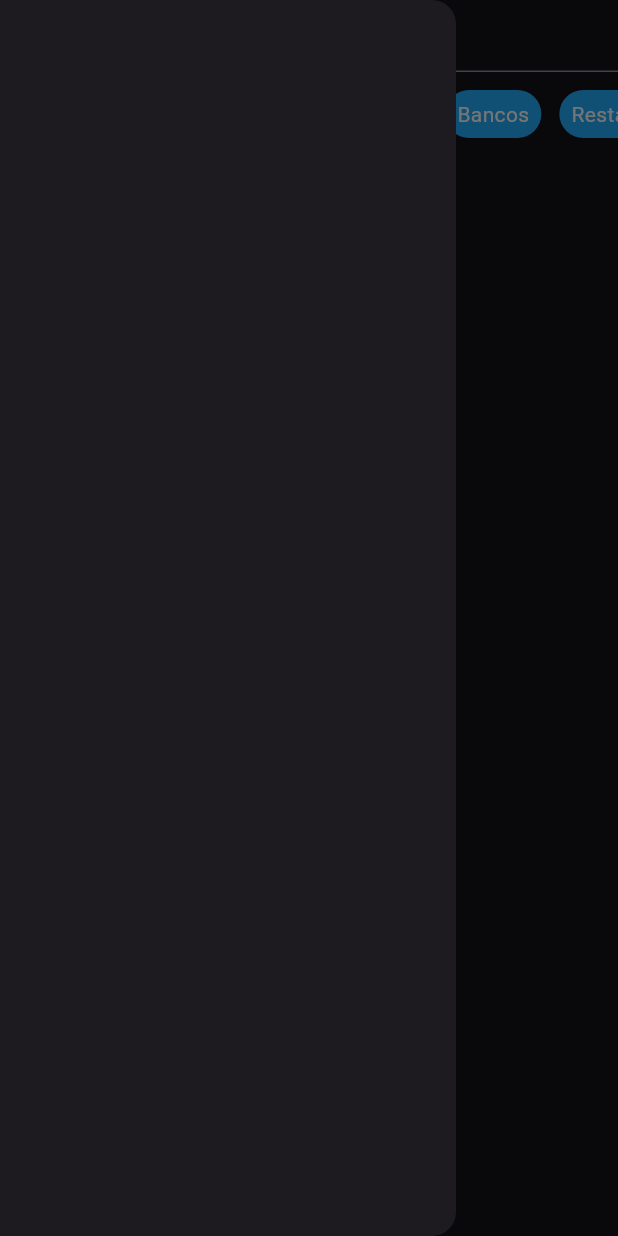
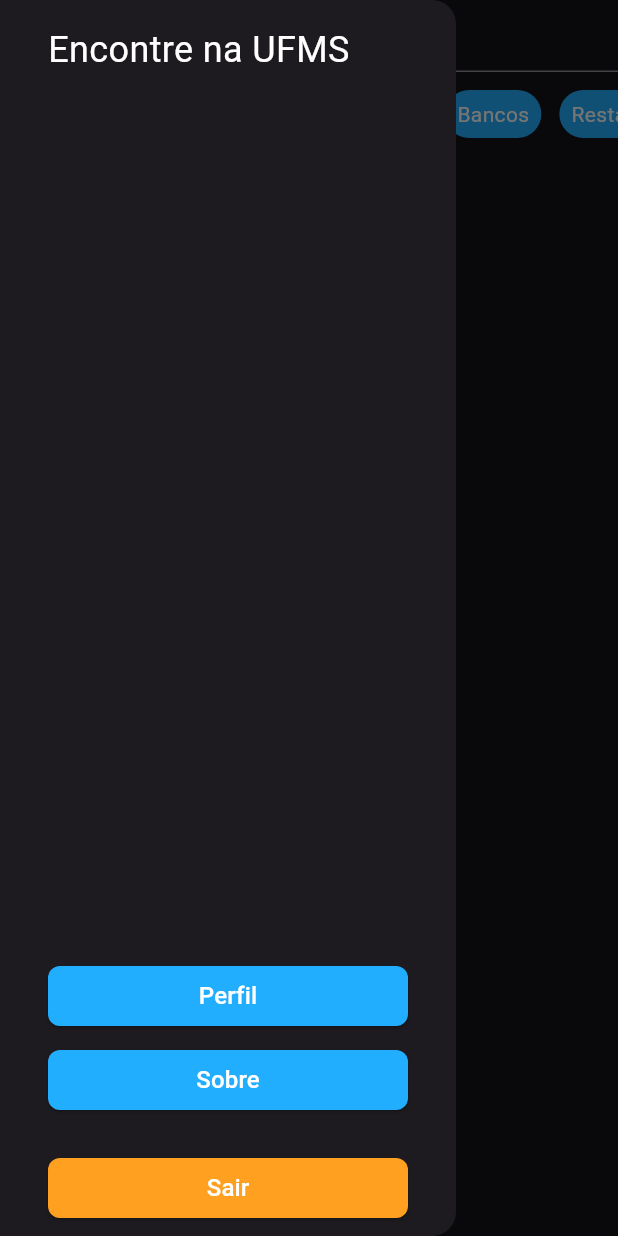
Before and after one commit to FilipePires17/Encontre-na-UFMS-front, a Flutter app: the screen it shows after launch, with the side drawer open, on a phone screen of 412 x 824 dp. Run offline on Flutter 3.47's test engine with Material 3 defaults, Android fonts, the phone set to English and light mode, and no system bars; our stand-ins replace bloc, dio, equatable, flutter_bloc, fpdart, get_it and 2 more; accounts and stored records are empty.

Commit message:
feat: tela de Sobre

```diff
--- a/lib/src/config/routing/app_router.dart
+++ b/lib/src/config/routing/app_router.dart
@@ -3,6 +3,7 @@
 
 import '../../core/constants/keys/route_names.dart';
 import '../../core/services/injection_container.dart';
+import '../../features/about/presentation/about_screen.dart';
 import '../../features/location/presentation/screens/location_screen.dart';
 import '../../features/location_listing/presentation/bloc/location_listing_bloc.dart';
 import '../../features/location_listing/presentation/cubit/location_categories_cubit.dart';
@@ -34,6 +35,8 @@
         );
       case RouteNames.location:
         return MaterialPageRoute(builder: (_) => const LocationScreen());
+      case RouteNames.about:
+        return MaterialPageRoute(builder: (_) => const AboutScreen());
       default:
         return MaterialPageRoute(
           builder: (_) => MultiBlocProvider(
--- /dev/null
+++ b/lib/src/core/common_widgets/custom_submit_button.dart
@@ -0,0 +1,72 @@
+import 'package:flutter/material.dart';
+
+import '../constants/sizes/app_sizes.dart';
+import '../constants/theme/app_colors.dart';
+import '../utils/string_extension.dart';
+
+class CustomSubmitButton extends StatelessWidget {
+  final void Function()? onPressed;
+  final String title;
+  final double? width;
+  final Widget? icon;
+  final double height;
+  final bool isFilled;
+  final double radius;
+  final bool isLoading;
+  final Color? customColor;
+
+  const CustomSubmitButton({
+    super.key,
+    required this.title,
+    this.onPressed,
+    this.width,
+    this.icon,
+    this.height = Sizes.p40,
+    this.isFilled = true,
+    this.isLoading = false,
+    this.radius = Sizes.p8,
+    this.customColor,
+  });
+
+  @override
+  Widget build(BuildContext context) {
+    return SizedBox(
+      height: height,
+      width: width ?? double.infinity,
+      child: ElevatedButton(
+        style: isFilled
+            ? ElevatedButton.styleFrom(
+                padding: EdgeInsets.zero,
+                shape: RoundedRectangleBorder(
+                  borderRadius: BorderRadius.circular(radius),
+                ),
+                backgroundColor: customColor ?? AppColors.primary,
+              )
+            : ElevatedButton.styleFrom(
+                padding: EdgeInsets.zero,
+                shape: RoundedRectangleBorder(
+                  borderRadius: BorderRadius.circular(radius),
+                  side: const BorderSide(
+                    color: AppColors.primary,
+                  ),
+                ),
+                backgroundColor: AppColors.transparent,
+              ),
+        onPressed: isLoading ? null : onPressed,
+        child: Row(
+          mainAxisAlignment: MainAxisAlignment.center,
+          children: [
+            if (icon != null) icon!,
+            Text(
+              title.capitalize(),
+              style: const TextStyle(
+                fontSize: Sizes.p16,
+                color: AppColors.white,
+              ),
+            ),
+          ],
+        ),
+      ),
+    );
+  }
+}
--- a/lib/src/features/location_listing/presentation/screens/location_listing_screen.dart
+++ b/lib/src/features/location_listing/presentation/screens/location_listing_screen.dart
@@ -7,6 +7,7 @@
 import '../bloc/location_listing_bloc.dart';
 import '../cubit/location_categories_cubit.dart';
 import '../widgets/category_tile.dart';
+import '../widgets/custom_drawer.dart';
 import '../widgets/location_list_item_tile.dart';
 
 class LocationListingScreen extends StatefulWidget {
@@ -40,7 +41,7 @@
     final notificationBarHeight = MediaQuery.of(context).padding.top;
     final bottomBarHeight = MediaQuery.of(context).padding.bottom;
     return Scaffold(
-      drawer: const Drawer(),
+      drawer: const CustomDrawer(),
       body: Padding(
         padding: EdgeInsets.only(
           top: notificationBarHeight,
@@ -75,15 +76,9 @@
                 itemCount: EnumLocation.values.length,
                 separatorBuilder: (context, index) => gapW12,
                 itemBuilder: (context, index) {
-                  return BlocBuilder<LocationCategoriesCubit,
+                  return BlocConsumer<LocationCategoriesCubit,
                       List<EnumLocation>>(
-                    builder: (context, state) {
-                      return CategoryTile(
-                        isPressed: state.contains(EnumLocation.values[index]),
-                        location: EnumLocation.values[index],
-                        onPressed: () {
-                          locationCategoriesCubit
-                              .updateCategories(EnumLocation.values[index]);
+                    listener: (context, state) {
                       locationListingBloc.add(
                         LoadFilteredEvent(
                           paginatedFilters: LocationListFilter(
@@ -91,6 +86,14 @@
                           ),
                         ),
                       );
+                    },
+                    builder: (context, state) {
+                      return CategoryTile(
+                        isPressed: state.contains(EnumLocation.values[index]),
+                        location: EnumLocation.values[index],
+                        onPressed: () async {
+                          locationCategoriesCubit
+                              .updateCategories(EnumLocation.values[index]);
                         },
                       );
                     },
@@ -128,14 +131,20 @@
                         }
                       },
                       builder: (context, state) {
-                        return SliverList(
+                        return state.status == LocationListingStatus.loading
+                            ? const SliverFillRemaining(
+                                child: Center(
+                                  child: CircularProgressIndicator(),
+                                ),
+                              )
+                            : SliverList(
                                 delegate: SliverChildBuilderDelegate(
                                   (context, index) {
                                     return Padding(
                                       padding: const EdgeInsets.all(Sizes.p8),
                                       child: LocationListItemTile(
-                                  location:
-                                      state.locations.locationItems[index],
+                                        location: state
+                                            .locations.locationItems[index],
                                         onPressed: () {
                                           Navigator.of(context)
                                               .pushNamed('/location');
@@ -143,15 +152,16 @@
                                         onFavoritePressed: () {
                                           locationListingBloc.add(
                                             ToggleFavoriteEvent(
-                                        id: state
-                                            .locations.locationItems[index].id,
+                                              id: state.locations
+                                                  .locationItems[index].id,
                                             ),
                                           );
                                         },
                                       ),
                                     );
                                   },
-                            childCount: state.locations.locationItems.length,
+                                  childCount:
+                                      state.locations.locationItems.length,
                                 ),
                               );
                       },
--- a/lib/src/features/location_listing/presentation/widgets/category_tile.dart
+++ b/lib/src/features/location_listing/presentation/widgets/category_tile.dart
@@ -19,6 +19,7 @@
   @override
   Widget build(BuildContext context) {
     return InkWell(
+      borderRadius: BorderRadius.circular(Sizes.p16),
       onTap: onPressed,
       child: Container(
         padding: const EdgeInsets.symmetric(
--- a/lib/src/features/location_listing/presentation/widgets/custom_drawer.dart
+++ b/lib/src/features/location_listing/presentation/widgets/custom_drawer.dart
@@ -1,5 +1,8 @@
 import 'package:flutter/material.dart';
 
+import '../../../../core/common_widgets/custom_submit_button.dart';
+import '../../../../core/constants/keys/route_names.dart';
+import '../../../../core/constants/sizes/app_sizes.dart';
 import '../../../../core/constants/theme/app_colors.dart';
 
 class CustomDrawer extends StatelessWidget {
@@ -9,40 +12,50 @@
   Widget build(BuildContext context) {
     return Drawer(
       child: Column(
+        crossAxisAlignment: CrossAxisAlignment.stretch,
         children: <Widget>[
-          const DrawerHeader(
-            child: Text(
+          Padding(
+            padding: EdgeInsets.only(
+              top: MediaQuery.of(context).padding.top + Sizes.p16,
+              left: Sizes.p32,
+            ),
+            child: const Text(
               'Encontre na UFMS',
+              textAlign: TextAlign.start,
               style: TextStyle(
                 color: AppColors.white,
-                fontSize: 24,
+                fontSize: Sizes.p24,
               ),
             ),
           ),
-          ListTile(
-            title: const Text(
-              'Perfil',
-              style: TextStyle(
-                color: AppColors.white,
-                fontSize: 18,
-              ),
+          const Spacer(),
+          Padding(
+            padding: const EdgeInsets.symmetric(horizontal: Sizes.p32),
+            child: CustomSubmitButton(
+              title: 'Perfil',
+              onPressed: () {},
             ),
-            onTap: () {},
           ),
-          ListTile(
-            title: const Text(
-              'Sobre',
-              style: TextStyle(
-                color: AppColors.white,
-                fontSize: 18,
-              ),
+          gapH16,
+          Padding(
+            padding: const EdgeInsets.symmetric(horizontal: Sizes.p32),
+            child: CustomSubmitButton(
+              title: 'Sobre',
+              onPressed: () {
+                Navigator.of(context).pushNamed(RouteNames.about);
+              },
             ),
-            onTap: () {},
           ),
-          ElevatedButton(
-            onPressed: () {},
-            child: const Text('Sair'),
+          gapH32,
+          Padding(
+            padding: const EdgeInsets.symmetric(horizontal: Sizes.p32),
+            child: CustomSubmitButton(
+              title: 'Sair',
+              onPressed: () {},
+              customColor: AppColors.secondary,
+            ),
           ),
+          gapH12,
         ],
       ),
     );
```
Also changed, not shown: lib/src/features/about/presentation/about_screen.dart (added, +40 -0 lines). Lines whose indentation alone changed are shown as unchanged.
